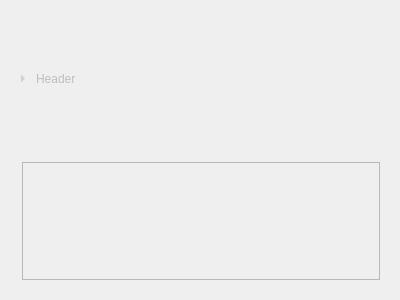
Before: the Qt Designer form src/yarpmotorgui/customgroupbox.ui in robotology/yarp, drawn with Qt 5.
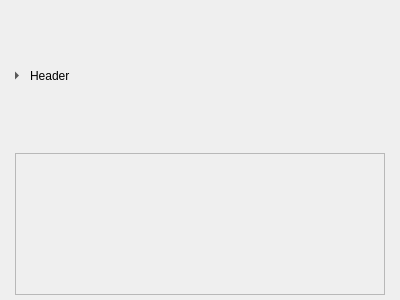
After: the same form once the commit is applied. Custom widgets are drawn as their Qt base class.

Commit message: An initial working result on the part disappearing on the widget view mode.

The edit to the form file:
```diff
--- a/src/yarpmotorgui/customgroupbox.ui
+++ b/src/yarpmotorgui/customgroupbox.ui
@@ -14,10 +14,22 @@
    <string>Form</string>
   </property>
   <layout class="QVBoxLayout" name="verticalLayout">
+   <property name="leftMargin">
+    <number>5</number>
+   </property>
+   <property name="topMargin">
+    <number>5</number>
+   </property>
+   <property name="rightMargin">
+    <number>15</number>
+   </property>
+   <property name="bottomMargin">
+    <number>5</number>
+   </property>
    <item>
     <widget class="QWidget" name="titleWidget" native="true">
      <property name="enabled">
-      <bool>false</bool>
+      <bool>true</bool>
      </property>
      <layout class="QHBoxLayout" name="horizontalLayout_2">
       <property name="spacing">
@@ -63,7 +75,7 @@
       <item>
        <widget class="CustomGroupBoxLabel" name="header">
         <property name="enabled">
-         <bool>false</bool>
+         <bool>true</bool>
         </property>
         <property name="styleSheet">
          <string notr="true">text-align: left;</string>
@@ -72,7 +84,7 @@
          <string>Header</string>
         </property>
         <property name="checkable">
-         <bool>false</bool>
+         <bool>true</bool>
         </property>
         <property name="flat">
          <bool>true</bool>
@@ -85,6 +97,18 @@
    <item>
     <widget class="QWidget" name="contentWidget" native="true">
      <layout class="QHBoxLayout" name="horizontalLayout">
+      <property name="leftMargin">
+       <number>0</number>
+      </property>
+      <property name="topMargin">
+       <number>0</number>
+      </property>
+      <property name="rightMargin">
+       <number>0</number>
+      </property>
+      <property name="bottomMargin">
+       <number>0</number>
+      </property>
       <item>
        <spacer name="horizontalSpacer">
         <property name="orientation">
@@ -95,7 +119,7 @@
         </property>
         <property name="sizeHint" stdset="0">
          <size>
-          <width>2</width>
+          <width>10</width>
           <height>20</height>
          </size>
         </property>
```
Left out of the diff: 2 changed lines with no effect on the pictures. The commit also changes 2 other files.
